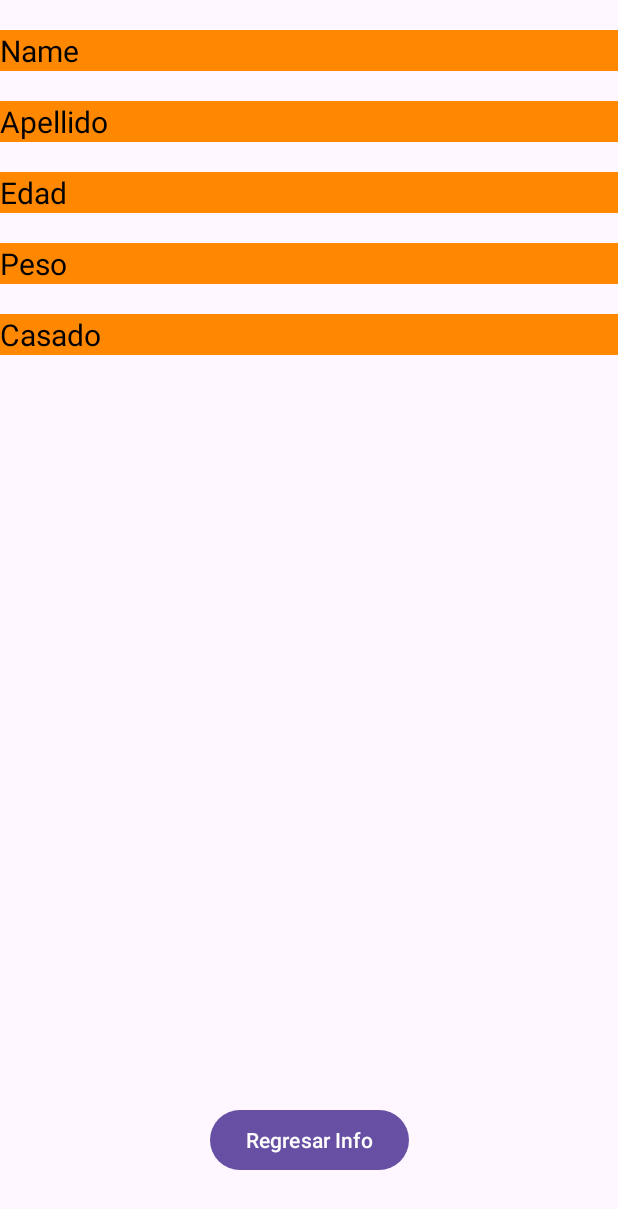
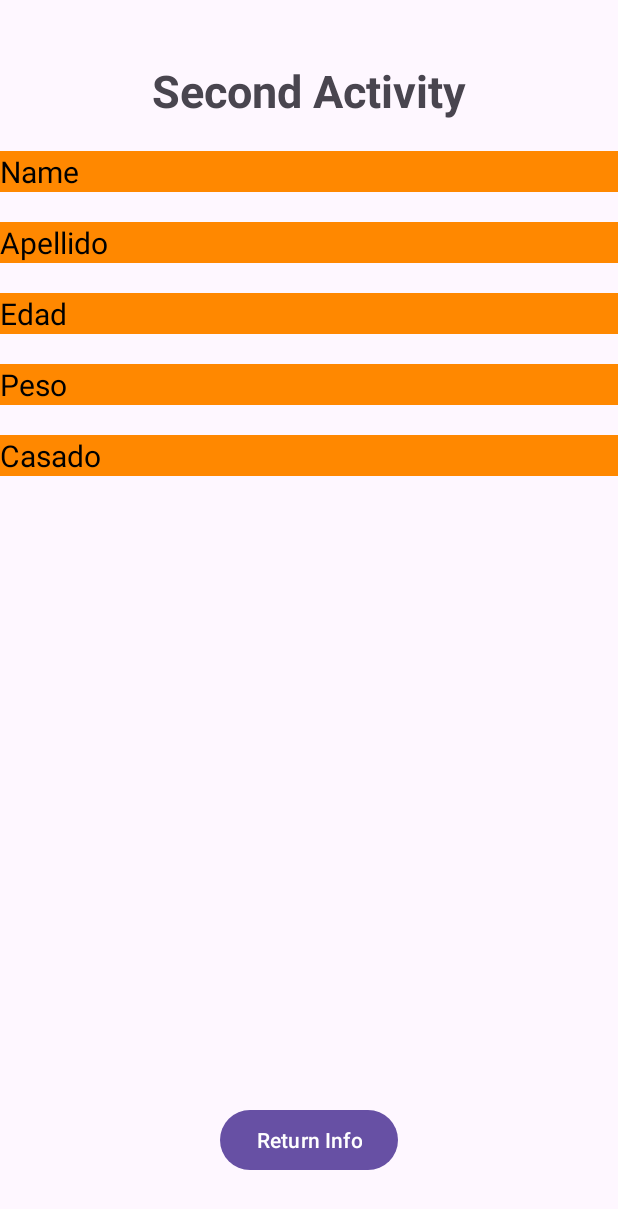
Before and after one commit to JuanGR-FI/EjerciciosModulo4, an Android app: the layout activity_second.xml on its own in the app's theme, with its tools: preview values and no code run, on a phone screen of 412 x 824 dp. Shown: the top 1209 px of the screen. Run offline under Robolectric (Android 15) with nearby library versions, the phone set to English and light mode, and no system bars.

Commit message:
Some text modifications

```diff
--- a/app/src/main/res/layout/activity_intent_implicito.xml
+++ b/app/src/main/res/layout/activity_intent_implicito.xml
@@ -64,7 +64,7 @@
         app:layout_constraintEnd_toEndOf="parent"
         app:layout_constraintTop_toBottomOf="@id/btnUrl"
         android:layout_marginTop="30dp"
-        android:text="FirstActivity"
+        android:text="Open First Activity"
         />
 
 </androidx.constraintlayout.widget.ConstraintLayout>
--- a/app/src/main/res/layout/activity_main.xml
+++ b/app/src/main/res/layout/activity_main.xml
@@ -27,7 +27,7 @@
         app:layout_constraintStart_toStartOf="parent"
         app:layout_constraintBottom_toBottomOf="parent"
         app:layout_constraintTop_toBottomOf="@id/tvCicloTitle"
-        android:text="Activity Intent Implicito"
+        android:text="Open Implicit Intent Activity"
         />
 
 </androidx.constraintlayout.widget.ConstraintLayout>
--- a/app/src/main/res/layout/activity_second.xml
+++ b/app/src/main/res/layout/activity_second.xml
@@ -7,10 +7,23 @@
     tools:context=".Ejercicio1.SecondActivity">
 
     <TextView
+        android:id="@+id/tvSecondActivityTitle"
+        android:layout_width="wrap_content"
+        android:layout_height="wrap_content"
+        android:text="Second Activity"
+        app:layout_constraintEnd_toEndOf="parent"
+        app:layout_constraintStart_toStartOf="parent"
+        app:layout_constraintTop_toTopOf="parent"
+        android:layout_marginTop="40dp"
+        android:textSize="30sp"
+        android:textStyle="bold"
+        />
+
+    <TextView
         android:id="@+id/tvName"
         android:layout_width="match_parent"
         android:layout_height="wrap_content"
-        app:layout_constraintTop_toTopOf="parent"
+        app:layout_constraintTop_toBottomOf="@id/tvSecondActivityTitle"
         android:layout_marginTop="20dp"
         android:background="@android:color/holo_orange_dark"
         android:textColor="@android:color/black"
@@ -74,7 +87,7 @@
         app:layout_constraintStart_toStartOf="parent"
         app:layout_constraintEnd_toEndOf="parent"
         android:layout_marginBottom="40dp"
-        android:text="Regresar Info"
+        android:text="Return Info"
         />
 
 </androidx.constraintlayout.widget.ConstraintLayout>
```
